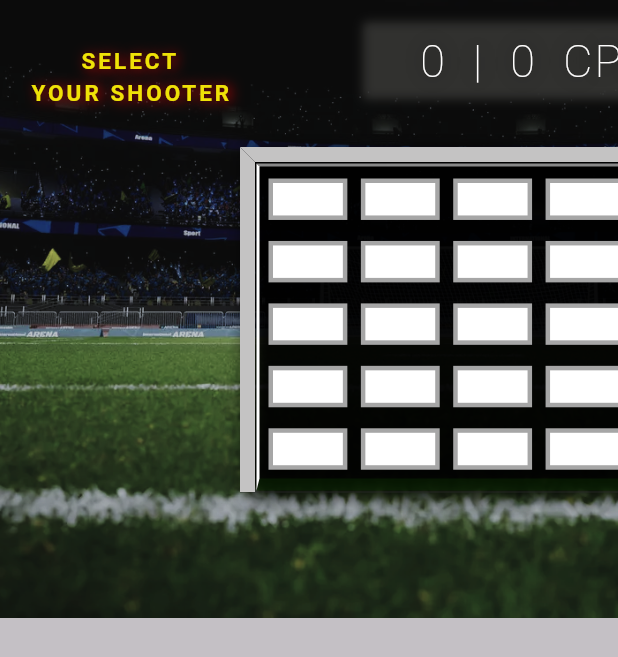
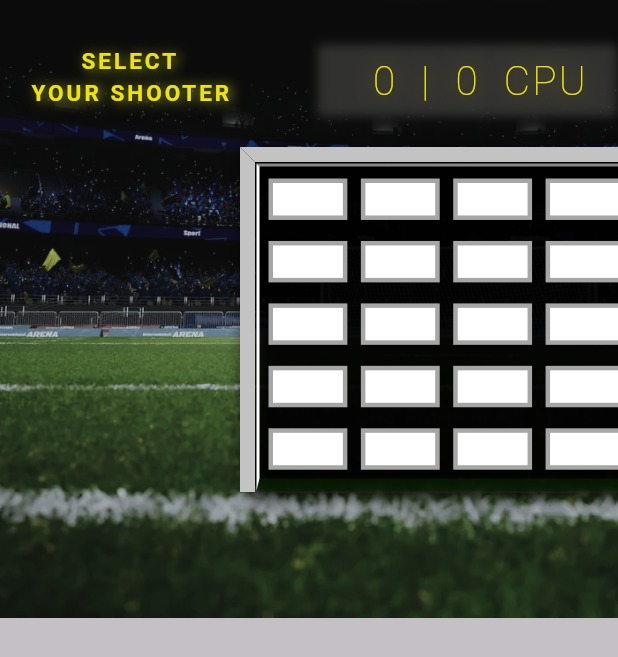
Before and after one commit to Epicder/card-shootout-game, a Flutter app: the PenaltyGame screen opened directly, on a phone screen of 412 x 824 dp. Shown: the top 657 px of the screen. Run offline on Flutter 3.47's test engine with Material 3 defaults, Android fonts, the light colour scheme and no system bars; our stand-ins replace bloc, cloud_firestore, equatable, firebase_auth, firebase_core, flutter_bloc and 2 more; accounts and stored records are empty; Roboto replaces fonts that are missing (Graduate, Nabla).

Commit message:
Adjustements vor the video of the demo

```diff
--- a/penalty_card_game/lib/screens/home/mvp_screen.dart
+++ b/penalty_card_game/lib/screens/home/mvp_screen.dart
@@ -171,7 +171,7 @@ Widget build(BuildContext context) {
                 shadows: [
                   Shadow(
                     blurRadius: 10.0,
-                    color: const Color.fromARGB(248, 216, 4, 4),
+                    color: const Color.fromARGB(248, 236, 255, 31).withOpacity(0.7),
                     offset: Offset(2, 1),
                   ),
                 ],
@@ -312,8 +312,8 @@ Widget build(BuildContext context) {
           ),
         // Marcador (posiciona este contenedor para mover solo el marcador)
         Positioned(
-          top: 15, // Ajusta la posición superior del marcador
-          left: 242, // Ajusta la posición izquierda del marcador
+          top: 30, // Ajusta la posición superior del marcador
+          left: 212, // Ajusta la posición izquierda del marcador
           child: Container(
             padding: EdgeInsets.symmetric(horizontal: 20.0, vertical: 4.0),
             decoration: BoxDecoration(
@@ -329,15 +329,15 @@ Widget build(BuildContext context) {
             ),
             child: Text(
               "${currentUser?.name ?? 'Tú Fc'}  $playerScore  |  $cpuScore  CPU",
-              style: GoogleFonts.nabla(
-                fontSize: 30,
+              style: GoogleFonts.graduate(
+                fontSize: 27,
                 fontWeight: FontWeight.w100,
-                color: const Color.fromARGB(255, 255, 254, 254),
+                color: const Color.fromARGB(248, 244, 232, 7),
                 letterSpacing: 1.5,
                 shadows: [
                   Shadow(
                     blurRadius: 20.0,
-                    color: const Color.fromARGB(255, 0, 0, 0).withOpacity(1),
+                    color: const Color.fromARGB(255, 238, 227, 12).withOpacity(0.7),
                     offset: Offset(0, 0),
                   ),
                 ],
```
Also changed, not shown: penalty_card_game/lib/player_cards/player_card_draft.dart (+9 -9 lines), penalty_card_game/lib/player_cards/player_card_menu.dart (+5 -5 lines), penalty_card_game/lib/screens/home/draft_screen.dart (+19 -18 lines), penalty_card_game/lib/screens/home/home_screen.dart (+4 -3 lines).
